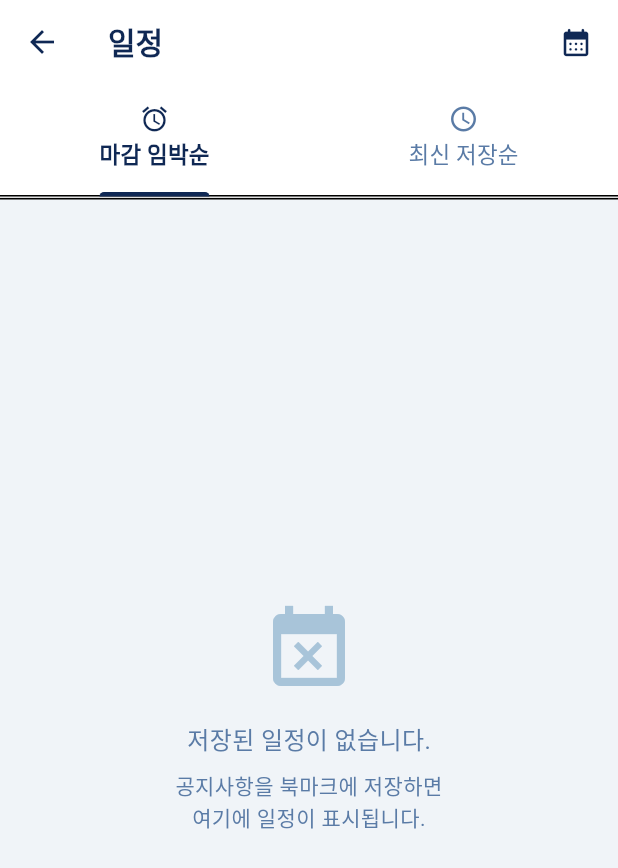
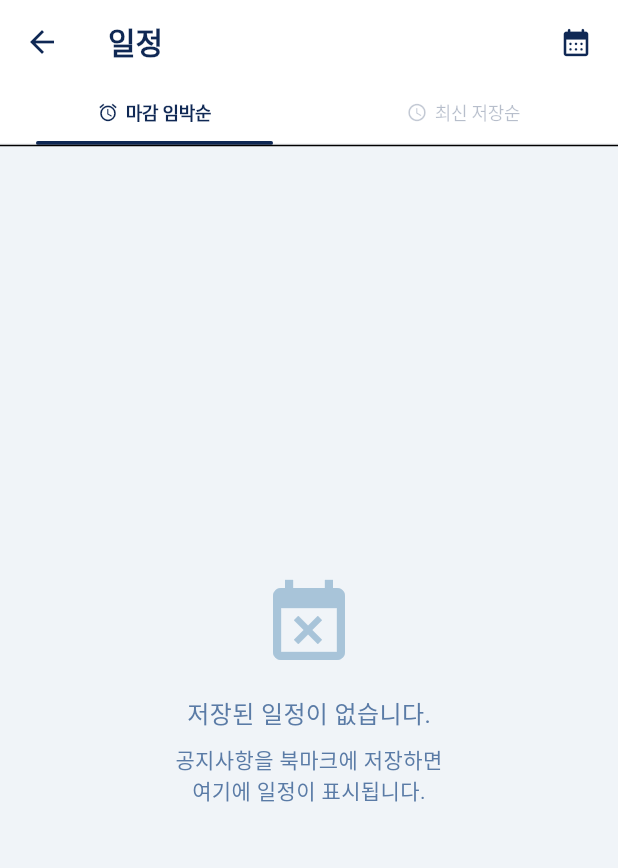
Before and after one commit to wkdaud9/AIX-BOOST-PROJECT, a Flutter app: the CalendarScreen screen opened directly, after a tap on the "calendar month" icon, after a tap on the "view list" icon, on a phone screen of 412 x 824 dp. Shown: the top 868 px of the screen. Run offline on Flutter 3.47's test engine with Material 3 defaults, Android fonts, the phone set to English and light mode, and no system bars; our stand-ins replace carousel_slider, dio, firebase_core, firebase_messaging, flutter_markdown, share_plus and 3 more; accounts and stored records are empty; network calls fail.

Commit message:
[Full] 캘린더/추천 화면 개선, 백엔드 서비스 수정
Co-Authored-By: Claude Opus 4.6 <noreply@anthropic.com>

```diff
--- a/frontend/lib/providers/notice_provider.dart
+++ b/frontend/lib/providers/notice_provider.dart
@@ -14,19 +14,20 @@ class NoticeProvider with ChangeNotifier {
   List<Notice> _bookmarkedNotices = [];
   List<Notice> _popularNotices = [];
   List<Notice> _departmentPopularNotices = [];
+  List<Notice> _upcomingDeadlineNotices = [];
   bool _isLoading = false;
   bool _isRecommendedLoading = false;
   bool _isDepartmentPopularLoading = false;
+  bool _isUpcomingDeadlineLoading = false;
 
   /// 추천 캐시 유효시간 (5분)
   static const _cacheDuration = Duration(minutes: 5);
   DateTime? _recommendedLastFetched;
   DateTime? _departmentPopularLastFetched;
 
-  /// 추천 공지 풀 (무한 환형 스크롤용, 전체 노출)
-  static const _fetchSize = 10;
-  List<Notice> _recommendedPool = [];  // 전체 풀 (프리페치로 누적)
-  int _backendOffset = 0;              // 백엔드 요청 오프셋
+  /// 추천 공지 풀 (무한 환형 스크롤용, 한번에 로드)
+  static const _fetchSize = 30;
+  List<Notice> _recommendedPool = [];
 
   String? _error;
   String? _departmentPopularDept;
@@ -41,9 +42,15 @@ class NoticeProvider with ChangeNotifier {
   List<Notice> get recommendedNotices => _recommendedPool;
   /// 학과/학년 인기 공지사항 목록 (백엔드 API 결과)
   List<Notice> get departmentPopularNotices => _departmentPopularNotices;
+  /// 마감 임박 공지사항 풀 (오늘 이후 마감인 공지 전부, 마감일 가까운 순)
+  List<Notice> get upcomingDeadlineNotices => _upcomingDeadlineNotices;
+  /// 마감 임박 공지사항 (3일 이내, isDeadlineSoon 필터)
+  List<Notice> get deadlineSoonNotices =>
+      _upcomingDeadlineNotices.where((n) => n.isDeadlineSoon).toList();
   bool get isLoading => _isLoading;
   bool get isRecommendedLoading => _isRecommendedLoading;
   bool get isDepartmentPopularLoading => _isDepartmentPopularLoading;
+  bool get isUpcomingDeadlineLoading => _isUpcomingDeadlineLoading;
   String? get error => _error;
   String? get departmentPopularDept => _departmentPopularDept;
   int? get departmentPopularGrade => _departmentPopularGrade;
@@ -132,7 +139,7 @@ class NoticeProvider with ChangeNotifier {
     return scored.take(30).map((e) => e.key).toList();
   }
 
-  /// AI 맞춤 추천 공지사항 초기 로드 (10개 프리페치)
+  /// AI 맞춤 추천 공지사항 로드 (30개 한번에)
   /// 캐시가 유효하면 재호출 스킵
   Future<void> fetchRecommendedNotices({bool force = false}) async {
     // 캐시 유효 시 스킵 (데이터가 있고, TTL 내)
@@ -157,13 +164,9 @@ class NoticeProvider with ChangeNotifier {
         );
 
         _recommendedPool = results.map((json) => Notice.fromJson(_convertSearchResult(json))).toList();
-        _backendOffset = _fetchSize;
         _recommendedLastFetched = DateTime.now();
         _isRecommendedLoading = false;
         notifyListeners();
-
-        // 다음 배치 백그라운드 프리페치
-        _prefetchNextRecommendedBatch();
         return;
       } catch (e) {
         if (kDebugMode) {
@@ -178,7 +181,6 @@ class NoticeProvider with ChangeNotifier {
 
     // 2회 모두 실패 시 최신 공지로 폴백
     _isRecommendedLoading = false;
-    _backendOffset = 0;
     if (_notices.isNotEmpty) {
       final sorted = List<Notice>.from(_notices)
         ..sort((a, b) => b.date.compareTo(a.date));
@@ -189,35 +191,6 @@ class NoticeProvider with ChangeNotifier {
     }
     _error = null;
     notifyListeners();
-  }
-
-  /// 백그라운드에서 다음 10개 프리페치 (풀에 추가)
-  Future<void> _prefetchNextRecommendedBatch() async {
-    try {
-      final results = await _apiService.getRecommendedNotices(
-        limit: _fetchSize,
-        offset: _backendOffset,
-        minScore: 0.3,
-      );
-
-      if (results.isEmpty) {
-        // 더 이상 결과 없음 → offset 리셋 (다음 순환 대비)
-        _backendOffset = 0;
-        return;
-      }
-
-      final newNotices = results.map((json) => Notice.fromJson(_convertSearchResult(json))).toList();
-      _recommendedPool.addAll(newNotices);
-      _backendOffset += _fetchSize;
-
-      if (kDebugMode) {
-        print('추천 프리페치 완료: +${newNotices.length}개 (풀 총 ${_recommendedPool.length}개)');
-      }
-    } catch (e) {
-      if (kDebugMode) {
-        print('추천 프리페치 실패 (무시): $e');
-      }
-    }
   }
 
   /// 학과/학년 인기 공지사항 가져오기 (백엔드 API 호출)
@@ -263,6 +236,35 @@ class NoticeProvider with ChangeNotifier {
       }
       // 로컬 폴백: 기존 로직 사용
       _departmentPopularNotices = [];
+      notifyListeners();
+    }
+  }
+
+  /// 마감 임박 공지사항 가져오기 (오늘 이후 마감인 공지 전부)
+  /// 백엔드 deadline_from 필터로 마감일 >= 오늘인 공지를 마감일순으로 조회
+  Future<void> fetchUpcomingDeadlineNotices() async {
+    _isUpcomingDeadlineLoading = true;
+    notifyListeners();
+
+    try {
+      final today = DateTime.now().toIso8601String().split('T').first;
+      final data = await _apiService.getNotices(
+        limit: 0,
+        deadlineFrom: today,
+      );
+      _upcomingDeadlineNotices = data.map((json) => Notice.fromJson(json)).toList();
+      _isUpcomingDeadlineLoading = false;
+      notifyListeners();
+    } catch (e) {
+      _isUpcomingDeadlineLoading = false;
+      if (kDebugMode) {
+        print('마감 임박 공지 조회 실패, 로컬 폴백: $e');
+      }
+      // 로컬 폴백: _notices에서 마감일 있는 공지 필터링
+      _upcomingDeadlineNotices = _notices
+          .where((n) => n.deadline != null && n.deadline!.isAfter(DateTime.now()))
+          .toList()
+        ..sort((a, b) => a.deadline!.compareTo(b.deadline!));
       notifyListeners();
     }
   }
--- a/frontend/lib/screens/calendar_screen.dart
+++ b/frontend/lib/screens/calendar_screen.dart
@@ -209,42 +209,89 @@ class _CalendarScreenState extends State<CalendarScreen> with SingleTickerProvid
     );
   }
 
-  /// 정렬 옵션 (탭 방식)
+  /// 정렬 옵션 (언더라인 탭 스타일)
   Widget _buildSortOptions() {
     final isDark = Theme.of(context).brightness == Brightness.dark;
+    final accentColor = isDark ? AppTheme.primaryLight : AppTheme.primaryColor;
+    final colorScheme = Theme.of(context).colorScheme;
+
+    const tabs = [
+      {'icon': Icons.alarm, 'label': '마감 임박순'},
+      {'icon': Icons.schedule, 'label': '최신 저장순'},
+    ];
 
     return Container(
-      decoration: BoxDecoration(
-        color: Theme.of(context).colorScheme.surface,
-        border: Border(
-          bottom: BorderSide(
-            color: isDark ? Colors.white12 : Colors.grey.shade300,
-            width: 1,
+      color: colorScheme.surface,
+      child: Stack(
+        children: [
+          // 하단 베이스 라인
+          Positioned(
+            left: 0,
+            right: 0,
+            bottom: 0,
+            child: Container(
+              height: 1,
+              color: colorScheme.onSurface.withOpacity(isDark ? 0.08 : 0.06),
+            ),
           ),
-        ),
-      ),
-      child: TabBar(
-        controller: _tabController,
-        labelColor: isDark ? AppTheme.primaryLight : AppTheme.primaryColor,
-        unselectedLabelColor: isDark ? Colors.white54 : AppTheme.textSecondary,
-        labelStyle: const TextStyle(
-          fontSize: 15,
-          fontWeight: FontWeight.bold,
-        ),
-        unselectedLabelStyle: const TextStyle(
-          fontSize: 15,
-          fontWeight: FontWeight.w500,
-        ),
-        indicatorColor: isDark ? AppTheme.primaryLight : AppTheme.primaryColor,
-        indicatorWeight: 3,
-        tabs: const [
-          Tab(
-            icon: Icon(Icons.alarm, size: 20),
-            text: '마감 임박순',
-          ),
-          Tab(
-            icon: Icon(Icons.schedule, size: 20),
-            text: '최신 저장순',
+          // 탭 아이템
+          Row(
+            children: List.generate(tabs.length, (index) {
+              final isSelected = _tabController.index == index;
+              final tab = tabs[index];
+
+              return Expanded(
+                child: GestureDetector(
+                  behavior: HitTestBehavior.opaque,
+                  onTap: () {
+                    _tabController.animateTo(index);
+                  },
+                  child: Column(
+                    children: [
+                      Padding(
+                        padding: const EdgeInsets.symmetric(vertical: 10),
+                        child: Row(
+                          mainAxisAlignment: MainAxisAlignment.center,
+                          mainAxisSize: MainAxisSize.min,
+                          children: [
+                            Icon(
+                              tab['icon'] as IconData,
+                              size: 14,
+                              color: isSelected
+                                  ? accentColor
+                                  : colorScheme.onSurface.withOpacity(isDark ? 0.3 : 0.25),
+                            ),
+                            const SizedBox(width: 5),
+                            Text(
+                              tab['label'] as String,
+                              style: TextStyle(
+                                fontSize: 12,
+                                fontWeight: isSelected ? FontWeight.w700 : FontWeight.w500,
+                                color: isSelected
+                                    ? (isDark ? Colors.white : colorScheme.onSurface)
+                                    : colorScheme.onSurface.withOpacity(isDark ? 0.35 : 0.3),
+                                letterSpacing: -0.2,
+                              ),
+                            ),
+                          ],
+                        ),
+                      ),
+                      // 인디케이터 바
+                      AnimatedContainer(
+                        duration: const Duration(milliseconds: 200),
+                        curve: Curves.easeOutCubic,
+                        height: 2.5,
+                        margin: const EdgeInsets.symmetric(horizontal: 24),
+                        decoration: BoxDecoration(
+                          color: isSelected ? accentColor : Colors.transparent,
+                          borderRadius: BorderRadius.circular(2),
+                        ),
+                      ),
+                    ],
+                  ),
+                ),
+              );
+            }),
           ),
         ],
       ),
--- a/frontend/lib/services/api_service.dart
+++ b/frontend/lib/services/api_service.dart
@@ -60,6 +60,7 @@ class ApiService {
     String? category,
     int limit = 20,
     int offset = 0,
+    String? deadlineFrom,
   }) async {
     try {
       final queryParams = <String, dynamic>{
@@ -68,6 +69,9 @@ class ApiService {
       };
       if (category != null) {
         queryParams['category'] = category;
+      }
+      if (deadlineFrom != null) {
+        queryParams['deadline_from'] = deadlineFrom;
       }
 
       final response = await _dio.get('/api/notices/', queryParameters: queryParams);
--- a/frontend/lib/theme/app_theme.dart
+++ b/frontend/lib/theme/app_theme.dart
@@ -41,7 +41,7 @@ class AppTheme {
     '학생활동': Color(0xFF9678C4),   // 더스티 플럼
     '시설': Color(0xFF52A6A0),       // 뮤티드 틸
     '교육': Color(0xFF4A96B0),       // 오션 틸
-    '공모전': Color(0xFFAD8070),     // 더스티 시에나
+    '공모전': Color(0xFFB89B5E),     // 더스티 골드
     '기타': Color(0xFF8B95A5),       // 쿨 슬레이트
   };
 
@@ -79,7 +79,7 @@ class AppTheme {
     '학생활동': Color(0xFFB094D8),   // 브라이트 플럼
     '시설': Color(0xFF6BBEB6),       // 브라이트 틸
     '교육': Color(0xFF64B2C8),       // 브라이트 오션
-    '공모전': Color(0xFFC49A8A),     // 브라이트 시에나
+    '공모전': Color(0xFFD0B878),     // 브라이트 골드
     '기타': Color(0xFFA3ADB8),       // 브라이트 슬레이트
   };
 
```
Also changed, not shown: frontend/lib/screens/recommend_screen.dart (+99 -121 lines), frontend/lib/widgets/modals/profile_edit_modal.dart (+6 -8 lines), 2 other files.
